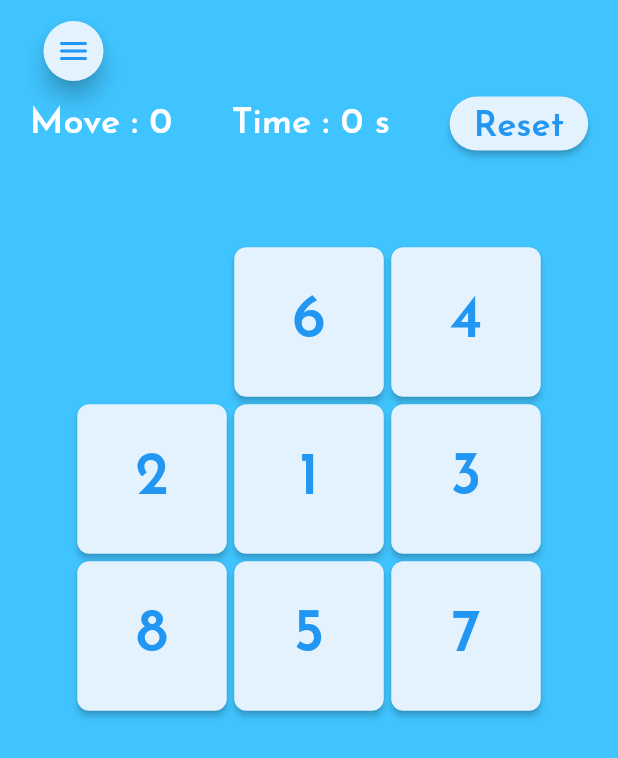
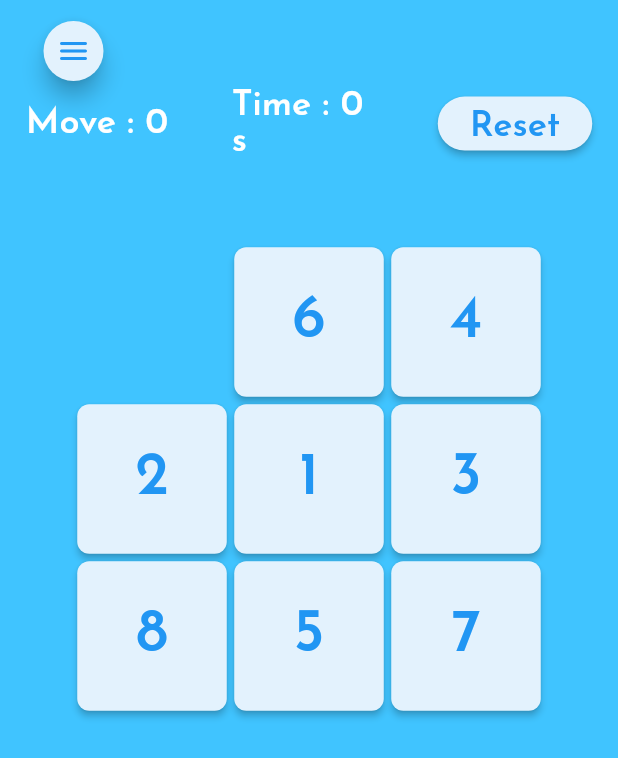
Before and after one commit to DrozdAllan/mypuzzle, a Flutter app: the screen it shows after launch, on a phone screen of 412 x 824 dp. Shown: the top 758 px of the screen. Run offline on Flutter 3.47's test engine with Material 2 defaults, Android fonts, the phone set to English and light mode, and no system bars; our stand-ins replace flutter_riverpod, hive, hive_flutter, lottie; accounts and stored records are empty.

Commit message:
top row constrained on board, reset board after win

```diff
--- a/lib/main.dart
+++ b/lib/main.dart
@@ -20,6 +20,7 @@ class MyApp extends StatelessWidget {
   @override
   Widget build(BuildContext context) {
     return MaterialApp(
+      debugShowCheckedModeBanner: false,
       title: 'Allan Drozd Flutter Hackaton',
       theme: myTheme,
       home: const Wrapper(),
--- a/lib/screens/board.dart
+++ b/lib/screens/board.dart
@@ -56,23 +56,33 @@ class _BoardState extends ConsumerState<Board> {
           Container(
             height: size.height * 0.20,
             padding: const EdgeInsets.all(0.0),
+            child: SizedBox(
               child: Row(
                 mainAxisAlignment: MainAxisAlignment.spaceAround,
                 children: <Widget>[
-                Text(
+                  SizedBox(
+                    width: isMobile ? size.width * 0.25 : size.width * 0.10,
+                    child: Text(
                       "Move : $move",
                       style: Theme.of(context).textTheme.bodyText1,
                     ),
-                Text(
+                  ),
+                  SizedBox(
+                    width: isMobile ? size.width * 0.25 : size.width * 0.10,
+                    child: Text(
                       "Time : $secondsPassed s",
                       style: Theme.of(context).textTheme.bodyText1,
                     ),
-                ElevatedButton(
+                  ),
+                  SizedBox(
+                    width: isMobile ? size.width * 0.25 : size.width * 0.10,
+                    child: ElevatedButton(
                       onPressed: () {
                         reset();
                       },
                       style: ButtonStyle(
-                    backgroundColor: MaterialStateProperty.all(Colors.blue[50]),
+                        backgroundColor:
+                            MaterialStateProperty.all(Colors.blue[50]),
                         shape: MaterialStateProperty.all(
                           RoundedRectangleBorder(
                             borderRadius: BorderRadius.circular(30.0),
@@ -87,7 +97,9 @@ class _BoardState extends ConsumerState<Board> {
                         ),
                       ),
                     ),
+                  ),
                 ],
+              ),
             ),
           ),
           Container(
@@ -183,6 +195,7 @@ class _BoardState extends ConsumerState<Board> {
       DatabaseService().addToBox(stat);
       isActive = false;
       showDialog(
+        barrierDismissible: false,
         context: context,
         builder: (BuildContext context) {
           return Dialog(
@@ -218,6 +231,7 @@ class _BoardState extends ConsumerState<Board> {
                               Colors.lightBlueAccent)),
                       onPressed: () {
                         Navigator.pop(context);
+                        reset();
                       },
                       child: Padding(
                         padding: const EdgeInsets.only(top: 4.0),
```
Lines whose indentation alone changed are shown as unchanged.
